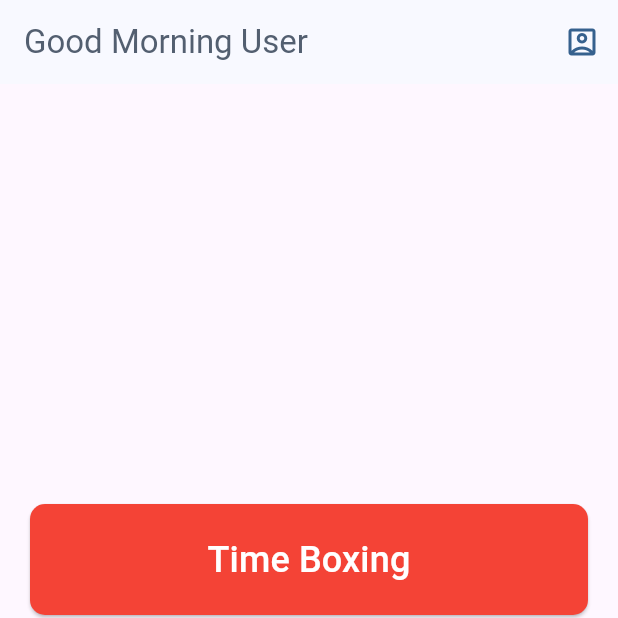
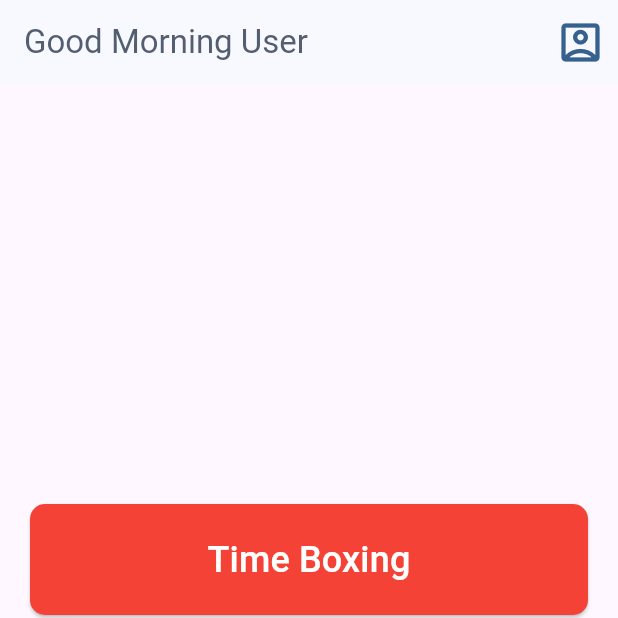
Before and after one commit to siddharth177/time_boxing, a Flutter app: the screen it shows after launch, on a phone screen of 412 x 824 dp, the top half of it. Run offline on Flutter 3.47's test engine with Material 3 defaults, Android fonts, the phone set to English and light mode, and no system bars.

Commit message:
Dark Theme

```diff
--- a/lib/main.dart
+++ b/lib/main.dart
@@ -15,8 +15,10 @@
 
     return MaterialApp(
       debugShowCheckedModeBanner: false,
+      darkTheme: kDarkThemeData,
       theme: kThemeData,
       home: LandingScreen(username),
+      themeMode: ThemeMode.system,
     );
   }
 }
--- a/lib/screens/landing_screen.dart
+++ b/lib/screens/landing_screen.dart
@@ -58,6 +58,7 @@ class _LandingScreenState extends State<LandingScreen> {
                 onPressed: () {},
                 icon: Icon(
                   Icons.account_box_outlined,
+                  size: 34,
                   color: Theme.of(context).colorScheme.primary,
                 ))
           ],
--- a/lib/utils/theming.dart
+++ b/lib/utils/theming.dart
@@ -1,7 +1,12 @@
 import 'package:flutter/material.dart';
 
 var kColorScheme = ColorScheme.fromSeed(seedColor: Colors.blue);
+var kDarkColorScheme =
+    ColorScheme.fromSeed(brightness: Brightness.dark, seedColor: Colors.red);
 
 var kThemeData = ThemeData().copyWith(
   colorScheme: kColorScheme,
+  appBarTheme: const AppBarTheme().copyWith(),
 );
+
+var kDarkThemeData = kThemeData.copyWith(colorScheme: kDarkColorScheme);
```
